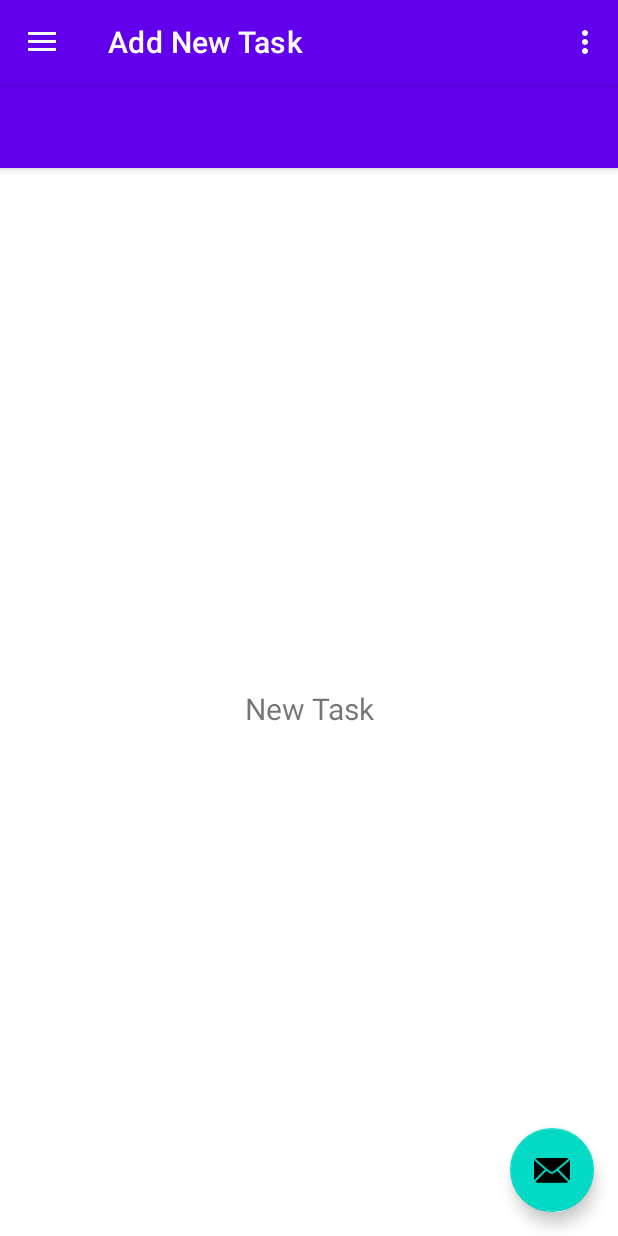
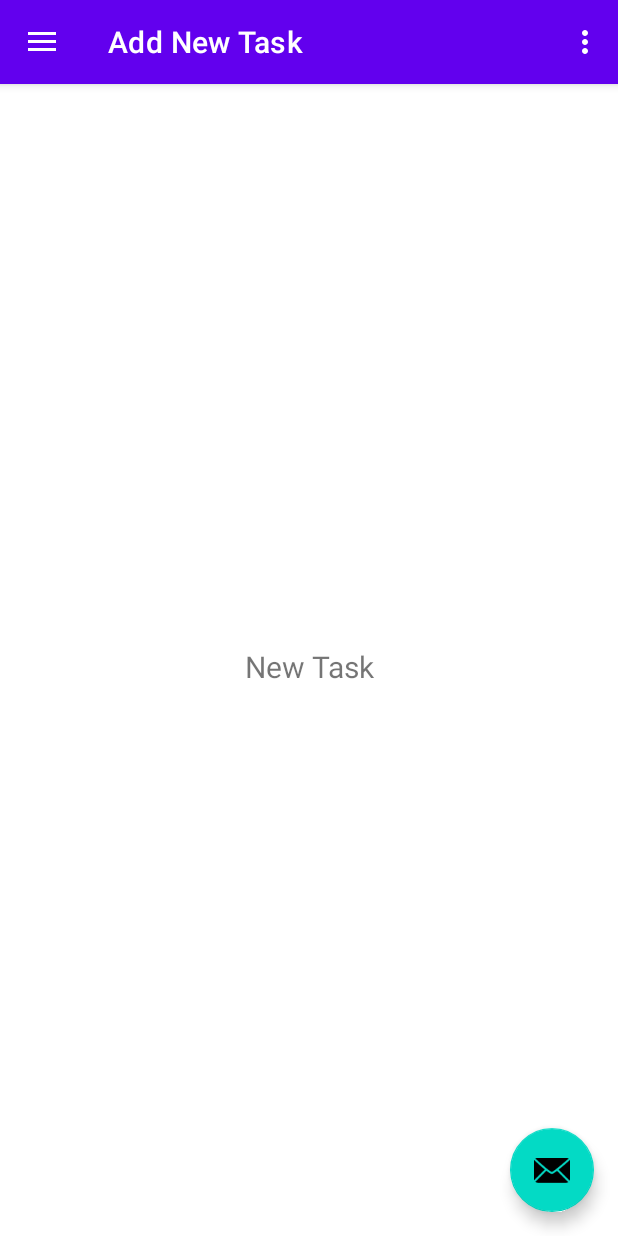
Before and after one commit to MomenSalem/TestNavigation, an Android app: the HomeActivity screen opened directly, with no data from a screen before it, in the side drawer, after a tap on "Add New Task", on a phone screen of 412 x 824 dp. Run offline under Robolectric (Android 15) with nearby library versions, the phone set to English and light mode, and no system bars; our stand-ins replace navigation-ui.

Commit message:
Last Commit for Saturday

```diff
--- a/app/src/main/java/com/example/testnavigation/HomeActivity.java
+++ b/app/src/main/java/com/example/testnavigation/HomeActivity.java
@@ -24,6 +24,7 @@ public class HomeActivity extends AppCompatActivity {
 
     private AppBarConfiguration mAppBarConfiguration;
     private ActivityHomeBinding binding;
+    DataBaseHelper dataBaseHelper;
 
     @Override
     protected void onCreate(Bundle savedInstanceState) {
@@ -70,6 +71,11 @@ public class HomeActivity extends AppCompatActivity {
                 return true;
             }
         });
+
+
+
+
+
     }
 
     @Override
--- a/app/src/main/java/com/example/testnavigation/MainActivity.java
+++ b/app/src/main/java/com/example/testnavigation/MainActivity.java
@@ -40,6 +40,9 @@ public class MainActivity extends AppCompatActivity {
                 dataBaseHelper.close();
             }
         }
+//        dataBaseHelper.insertTask(new Task("Task 88", "Description 1", "2023-11-15", "High", true, false));
+//        dataBaseHelper.insertTask(new Task("Task 89", "Description 2", "2023-11-20", "Medium", false, true));
+
 
         // if the user press on submit, we should check if it is the data base
         signInButton.setOnClickListener(new View.OnClickListener() {
--- a/app/src/main/java/com/example/testnavigation/ui/today_task/TodayTaskFragment.java
+++ b/app/src/main/java/com/example/testnavigation/ui/today_task/TodayTaskFragment.java
@@ -1,5 +1,6 @@
 package com.example.testnavigation.ui.today_task;
 
+import android.database.Cursor;
 import android.os.Bundle;
 import android.view.LayoutInflater;
 import android.view.View;
@@ -11,6 +12,8 @@ import androidx.fragment.app.Fragment;
 import androidx.recyclerview.widget.LinearLayoutManager;
 import androidx.recyclerview.widget.RecyclerView;
 
+import com.example.testnavigation.DataBaseHelper;
+import com.example.testnavigation.HomeActivity;
 import com.example.testnavigation.Task;
 import com.example.testnavigation.TaskAdapter;
 import com.example.testnavigation.databinding.FragmentTodayBinding;
@@ -20,6 +23,8 @@ import java.util.ArrayList;
 public class TodayTaskFragment extends Fragment {
 
     private FragmentTodayBinding binding;
+    DataBaseHelper dataBaseHelper;
+
 
     public View onCreateView(@NonNull LayoutInflater inflater,
                              ViewGroup container, Bundle savedInstanceState) {
@@ -28,13 +33,44 @@ public class TodayTaskFragment extends Fragment {
         View root = binding.getRoot();
 
         RecyclerView recyclerView = binding.recyclerView;
+
+        try {
+            dataBaseHelper = new DataBaseHelper(this.getContext(), "final_project_db", null, 1);
+            // Use the database helper
+        } catch (Exception e) {
+            e.printStackTrace();
+        } finally {
+            if (dataBaseHelper != null) {
+                // Assuming DataBaseHelper has a method to close the database or cleanup
+                dataBaseHelper.close();
+            }
+        }
+        Cursor cursor = dataBaseHelper.getAllTasks();
         ArrayList<Task> taskList = new ArrayList<>();
-        // Add some sample tasks to the list
-        taskList.add(new Task("Task 1", "Description 1", "2024-11-1", "High", false, false));
-        taskList.add(new Task("Task 2", "Description 2", "2024-11-2", "Medium", false, true));
-        taskList.add(new Task("Task 3", "Description 3", "2024-11-3", "Low", false, false));
-        taskList.add(new Task("Task 4", "Description 4", "2024-11-4", "High", false, true));
-        taskList.add(new Task("Task 5", "Description 5", "2024-11-5", "Medium", false, false));
+
+        // Loop through the cursor and add tasks to the ArrayList
+        if (cursor.moveToFirst()) {
+            do {
+                String taskTitle = cursor.getString(1);
+                String taskDescription = cursor.getString(2);
+                String dueDate = cursor.getString(3);
+                String priority = cursor.getString(4);
+                boolean completionStatus = cursor.getInt(5) == 1;
+                boolean setReminder = cursor.getInt(6) == 1;
+
+                // Create a Task object and add it to the list
+                Task task = new Task(taskTitle, taskDescription, dueDate, priority, completionStatus, setReminder);
+                taskList.add(task);
+            } while (cursor.moveToNext());
+        }
+
+        cursor.close();
+//        // Add some sample tasks to the list
+//        taskList.add(new Task("Task 1", "Description 1", "2024-11-1", "High", false, false));
+//        taskList.add(new Task("Task 2", "Description 2", "2024-11-2", "Medium", false, true));
+//        taskList.add(new Task("Task 3", "Description 3", "2024-11-3", "Low", false, false));
+//        taskList.add(new Task("Task 4", "Description 4", "2024-11-4", "High", false, true));
+//        taskList.add(new Task("Task 5", "Description 5", "2024-11-5", "Medium", false, false));
 
 
         // Set up the RecyclerView and adapter
--- a/app/src/main/res/values/themes.xml
+++ b/app/src/main/res/values/themes.xml
@@ -1,6 +1,6 @@
 <resources xmlns:tools="http://schemas.android.com/tools">
     <!-- Base application theme. -->
-    <style name="Theme.TestNavigation" parent="Theme.MaterialComponents.DayNight.DarkActionBar">
+    <style name="Theme.TestNavigation" parent="Theme.MaterialComponents.DayNight.NoActionBar">
         <!-- Primary brand color. -->
         <item name="colorPrimary">@color/purple_500</item>
         <item name="colorPrimaryVariant">@color/purple_700</item>
```
